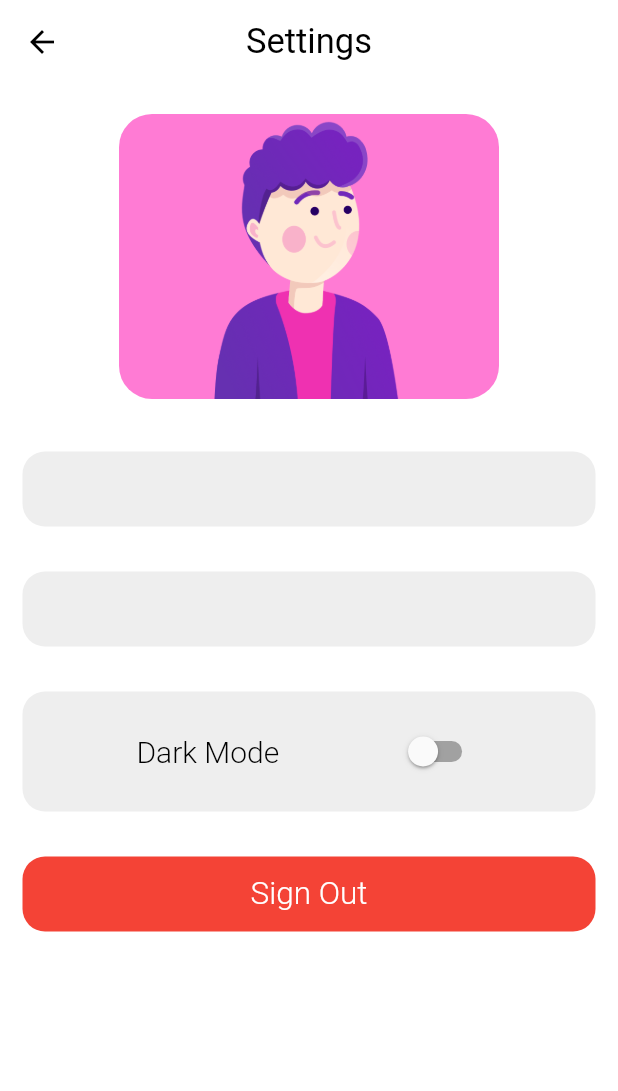
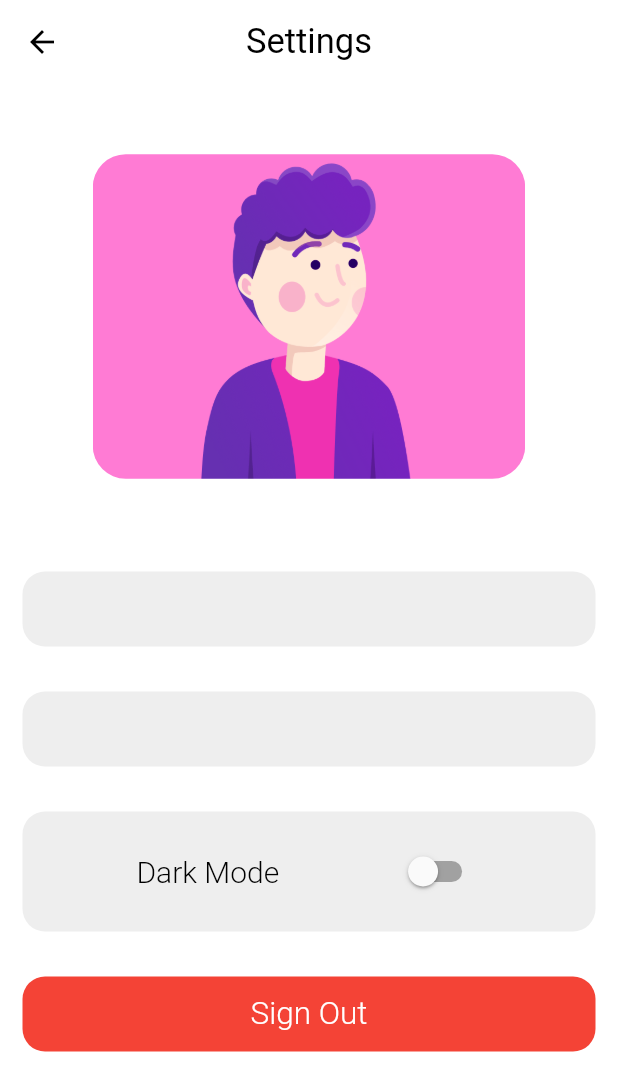
Before and after one commit to SalemZakkar/chatia, a Flutter app: the SettingsPage screen opened by its route, on a phone screen of 412 x 824 dp. Shown: the top 1091 px of the screen. Run offline on Flutter 3.47's test engine with Material 2 defaults, Android fonts, the phone set to English and light mode, and no system bars; our stand-ins replace bloc, cached_network_image, firebase_auth, firebase_core, firebase_storage, flutter_bloc and 2 more; accounts and stored records are empty.

Commit message:
edit photo

```diff
--- a/lib/module_user/bloc/user_cubit.dart
+++ b/lib/module_user/bloc/user_cubit.dart
@@ -3,6 +3,7 @@ import 'dart:io';
 import 'package:bloc/bloc.dart';
 import 'package:chatia/constants/app_string.dart';
 import 'package:chatia/module_user/repository/user_repository.dart';
+import 'package:firebase_auth/firebase_auth.dart' as fb;
 import 'package:meta/meta.dart';
 
 import '../models/user_model.dart';
@@ -13,6 +14,10 @@ class UserCubit extends Cubit<UserState> {
   UserCubit(UserState initialState) : super(initialState);
   void reset() {
     emit(UserInitial());
+  }
+  void resetPhoto()
+  {
+    emit(UserInitialPhoto(fb.FirebaseAuth.instance.currentUser?.photoURL));
   }
 
   void signUp(User user) async {
--- a/lib/module_user/repository/user_repository.dart
+++ b/lib/module_user/repository/user_repository.dart
@@ -45,8 +45,9 @@ class UserRepository {
     try {
       await UserApi.changePhoto(file);
       return AppStrings.success;
-    } on FirebaseException catch (err) {
-      return err.code;
+    } catch(err)
+    {
+      return err.toString();
     }
   }
 
--- a/lib/module_user/ui/settings/settings.dart
+++ b/lib/module_user/ui/settings/settings.dart
@@ -42,7 +42,7 @@ class _SettingsPageState extends State<SettingsPage> {
               Container(
                   alignment: Alignment.center,
                   width: MediaQuery.of(context).size.width,
-                  height: 200,
+                  height: 280,
                   child: const ViewUserPhoto()),
               const SizedBox(
                 height: 30,
--- a/lib/module_user/ui/settings/view_photo.dart
+++ b/lib/module_user/ui/settings/view_photo.dart
@@ -4,8 +4,6 @@ import 'package:chatia/module_user/ui/settings/modal_widget.dart';
 import 'package:chatia/shared/error_network.dart';
 import 'package:chatia/shared/messages.dart';
 import 'package:firebase_auth/firebase_auth.dart';
-import 'package:firebase_core/firebase_core.dart';
-import 'package:flutter/cupertino.dart';
 import 'package:flutter/material.dart';
 import 'package:flutter_bloc/flutter_bloc.dart';
 
@@ -23,21 +21,28 @@ UserCubit photoCubit =
     UserCubit(UserInitialPhoto(FirebaseAuth.instance.currentUser?.photoURL));
 
 class _ViewUserPhotoState extends State<ViewUserPhoto> {
+  bool pressable = true;
   @override
   Widget build(BuildContext context) {
     Size size = MediaQuery.of(context).size;
     ThemeData themeData = Theme.of(context);
     return InkWell(
-      borderRadius: BorderRadius.circular(15),
+      borderRadius: BorderRadius.circular(22),
       onTap: () {
-        showModalBottomSheet(
-            context: context, builder: (context) => const ModalWidget());
-      },
+        if(pressable)
+          {
+            showModalBottomSheet(
+                context: context, builder: (context) => const ModalWidget());
+             // pressable = false;
+
+          }
+      }
+      ,
       child: Container(
         alignment: Alignment.center,
         width: size.width * 0.7,
-        height: 190,
-        decoration: BoxDecoration(borderRadius: BorderRadius.circular(15)),
+        height: 300,
+        decoration: BoxDecoration(borderRadius: BorderRadius.circular(22)),
         child: BlocProvider<UserCubit>(
           create: (context) {
             photoCubit = UserCubit(
@@ -45,14 +50,24 @@ class _ViewUserPhotoState extends State<ViewUserPhoto> {
             return photoCubit;
           },
           child: BlocBuilder<UserCubit, UserState>(builder: (context, state) {
+            if(state is UserError)
+              {
+                WidgetsBinding.instance?.addPostFrameCallback((timeStamp) {
+                  photoCubit.resetPhoto();
+                  PopMessages.showSnackBar(context, "No Network");
+                });
+              }
             if (state is UserInitialPhoto) {
+              pressable = true;
               return getPhoto(state.url);
             } else if (state is UserLoading) {
+              pressable = false;
               return const Center(
                 child: Loading(),
               );
             } else {
-              photoCubit.reset();
+              pressable = true;
+              photoCubit.resetPhoto();
               return getPhoto(FirebaseAuth.instance.currentUser?.photoURL);
             }
           }),
```
Also changed, not shown: lib/module_user/api/user_api.dart (+6 -1 lines).
